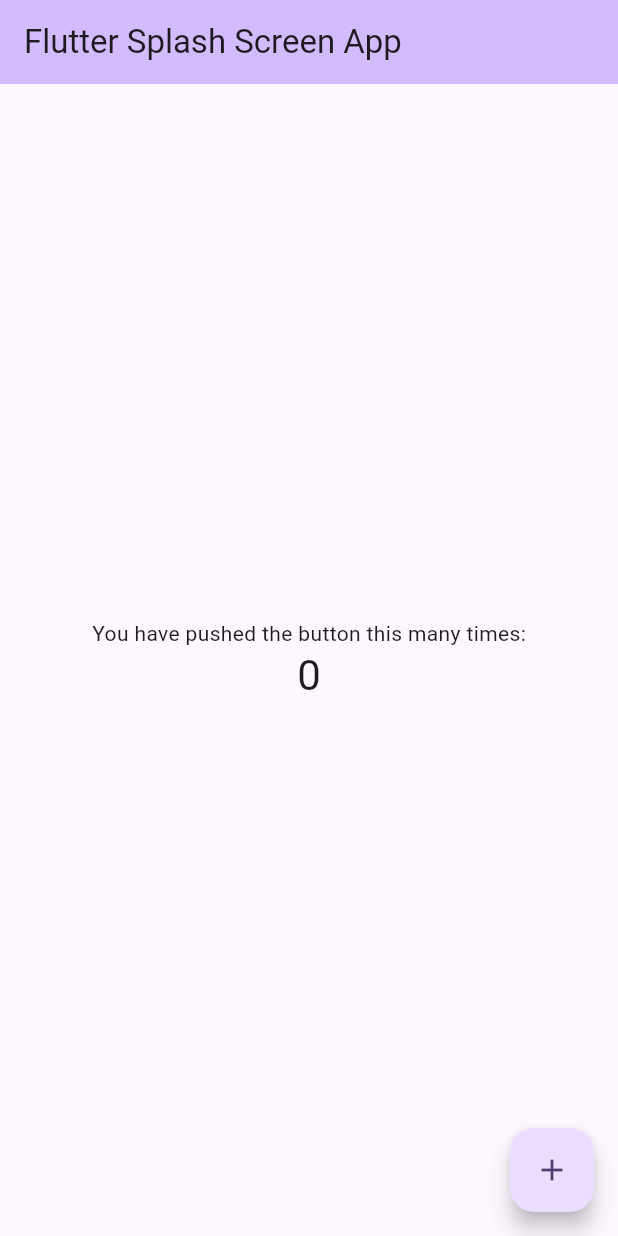
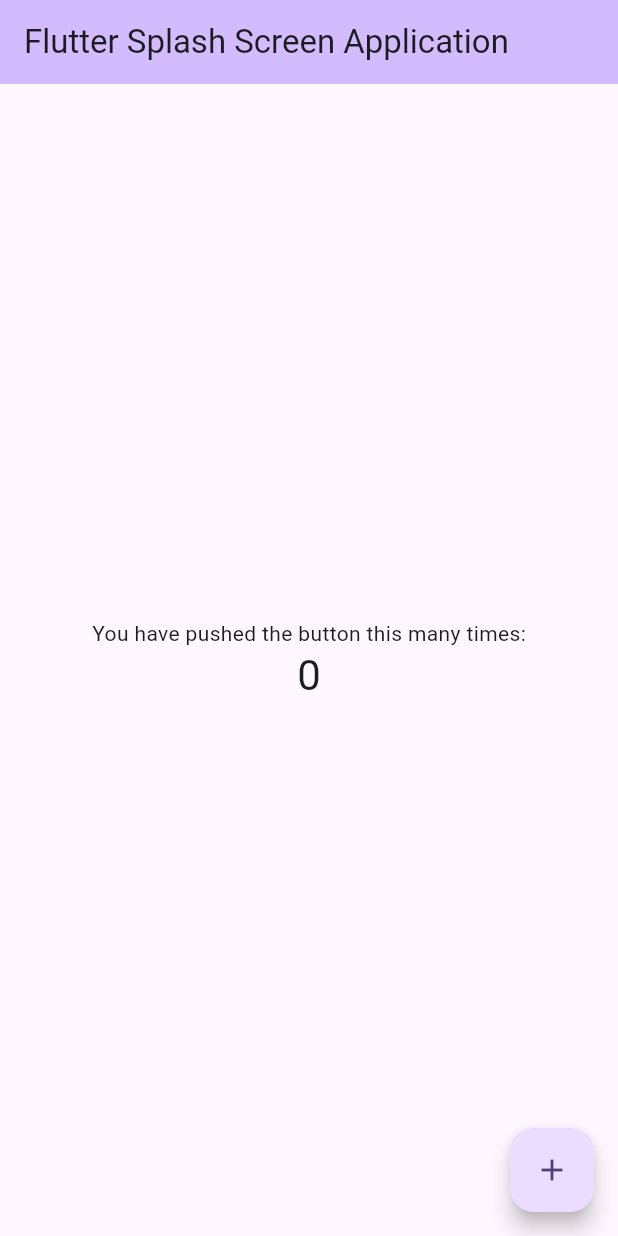
Before and after one commit to leodoneDev/Splash, a Flutter app: the screen it shows after launch, on a phone screen of 412 x 824 dp. Run offline on Flutter 3.47's test engine with Material 3 defaults, Android fonts, the phone set to English and light mode, and no system bars.

Commit message:
tite changed

```diff
--- a/lib/main.dart
+++ b/lib/main.dart
@@ -30,7 +30,7 @@ class MyApp extends StatelessWidget {
         // tested with just a hot reload.
         colorScheme: ColorScheme.fromSeed(seedColor: Colors.deepPurple),
       ),
-      home: const MyHomePage(title: 'Flutter Splash Screen App'),
+      home: const MyHomePage(title: 'Flutter Splash Screen Application'),
     );
   }
 }
```
